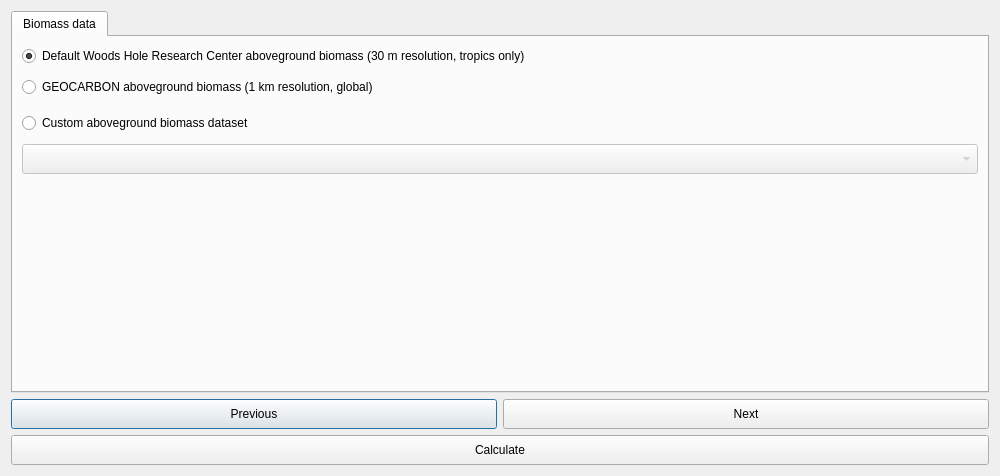
ConservationInternational/trends.earth, file LDMP/gui/DlgCalculateTC.ui: the form before one commit.
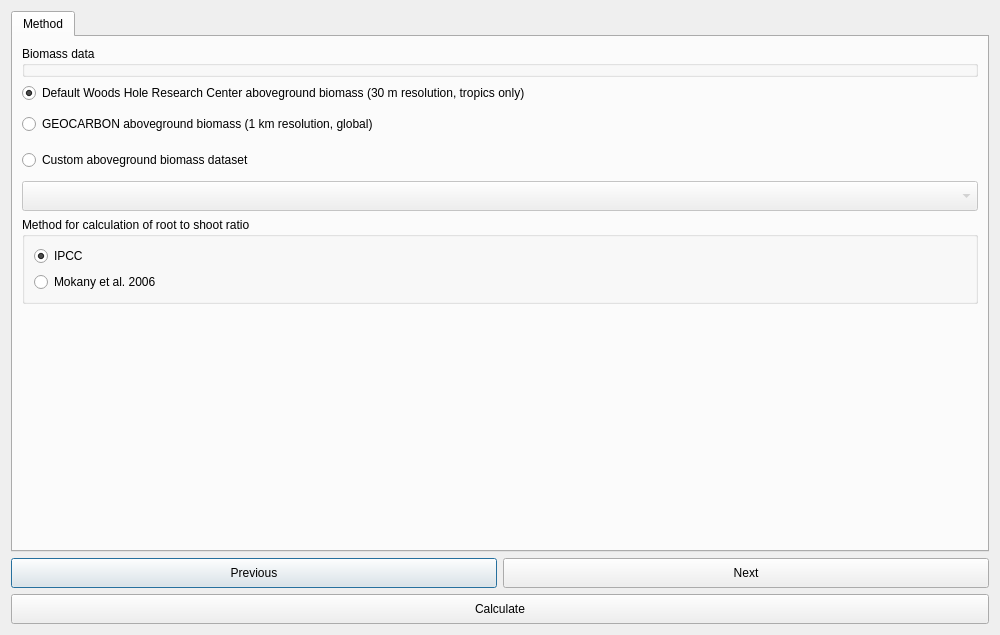
The form after the commit. Custom widgets are drawn as their Qt base class.

Commit message: Add method options.

```diff
--- a/LDMP/gui/DlgCalculateTC.ui
+++ b/LDMP/gui/DlgCalculateTC.ui
@@ -7,7 +7,7 @@
     <x>0</x>
     <y>0</y>
     <width>1000</width>
-    <height>476</height>
+    <height>635</height>
    </rect>
   </property>
   <property name="sizePolicy">
@@ -36,9 +36,16 @@
      </property>
      <widget class="QWidget" name="BiomassTab">
       <attribute name="title">
-       <string>Biomass data</string>
+       <string>Method</string>
       </attribute>
       <layout class="QVBoxLayout" name="verticalLayout_4">
+       <item>
+        <widget class="QGroupBox" name="groupBox">
+         <property name="title">
+          <string>Biomass data</string>
+         </property>
+        </widget>
+       </item>
        <item>
         <widget class="QRadioButton" name="radioButton_carbon_woods_hole">
          <property name="text">
@@ -100,6 +107,35 @@
          </property>
         </widget>
        </item>
+       <item>
+        <widget class="QGroupBox" name="groupBox_2">
+         <property name="title">
+          <string>Method for calculation of root to shoot ratio</string>
+         </property>
+         <layout class="QVBoxLayout" name="verticalLayout_2">
+          <item>
+           <widget class="QRadioButton" name="radioButton_rootshoot_ipcc">
+            <property name="enabled">
+             <bool>true</bool>
+            </property>
+            <property name="text">
+             <string>IPCC</string>
+            </property>
+            <property name="checked">
+             <bool>true</bool>
+            </property>
+           </widget>
+          </item>
+          <item>
+           <widget class="QRadioButton" name="radioButton_rootshoot_mokany">
+            <property name="text">
+             <string>Mokany et al. 2006</string>
+            </property>
+           </widget>
+          </item>
+         </layout>
+        </widget>
+       </item>
        <item>
         <spacer name="verticalSpacer_2">
          <property name="orientation">
```
Left out of the diff: 2 changed lines with no effect on the pictures. The commit also changes 2 other files.
